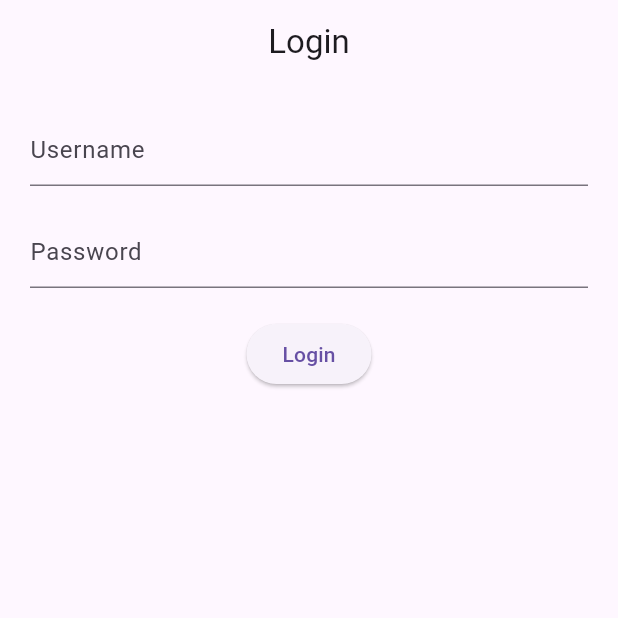
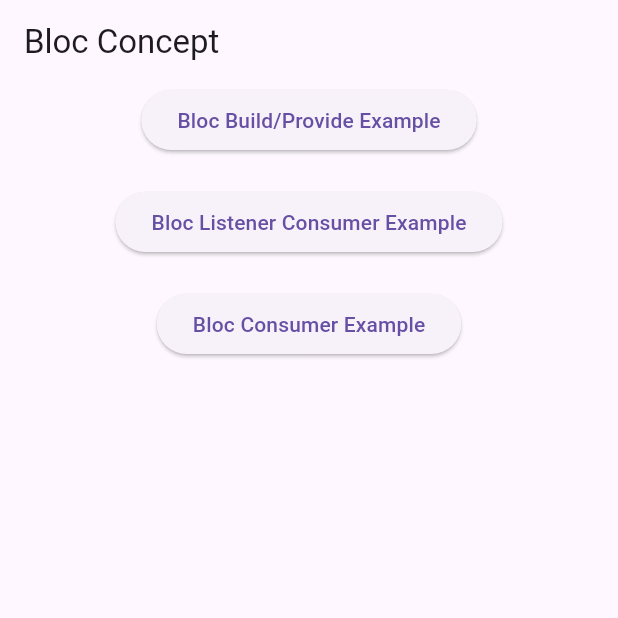
Before and after one commit to anilthummar/bloc_flutter_sample, a Flutter app: the screen it shows after launch, on a phone screen of 412 x 824 dp, the top half of it. Run offline on Flutter 3.47's test engine with Material 3 defaults, Android fonts, the phone set to English and light mode, and no system bars; our stand-ins replace equatable, flutter_bloc.

Commit message:
bloc listener,consumer

```diff
--- a/lib/counter/bloc/counter_event.dart
+++ b/lib/counter/bloc/counter_event.dart
@@ -5,21 +5,18 @@ abstract class CounterEvent extends Equatable {
   List<Object?> get props => [];
 }
 
-class IncrementEvent extends CounterEvent {
-
-  int? incrementEvent;
-
-  IncrementEvent({required this.incrementEvent});
+class CounterIncrementEvent extends CounterEvent {
+  int intEvent;
+  CounterIncrementEvent({required this.intEvent});
 
   @override
-  List<Object?> get props => [incrementEvent];
+  List<Object?> get props => [intEvent];
 }
-class DecrementEvent extends CounterEvent {
 
-  int? decrementEvent;
-
-  DecrementEvent({required this.decrementEvent});
+class CounterDecrementEvent extends CounterEvent {
+  int dntEvent;
+  CounterDecrementEvent({required this.dntEvent});
 
   @override
-  List<Object?> get props => [decrementEvent];
+  List<Object?> get props => [dntEvent];
 }
--- a/lib/counter/bloc/counter_state.dart
+++ b/lib/counter/bloc/counter_state.dart
@@ -1,34 +1,40 @@
 import 'package:equatable/equatable.dart';
 
+import 'package:equatable/equatable.dart';
+
+/// Abstract base class for counter states.
+/// It extends Equatable to enable state comparison.
 abstract class CounterState extends Equatable {
   @override
   List<Object?> get props => [];
 }
 
-class CounterInitState extends CounterState {
+/// State representing the initial state of the counter.
+class CounterInitialState extends CounterState {
+  final int initialCount;
 
-  int? counter;
+  CounterInitialState({required this.initialCount});
 
-  CounterInitState({required this.counter});
   @override
-  List<Object?> get props => [counter];
+  List<Object?> get props => [initialCount];
 }
 
-class CounterIncrementState extends CounterState {
-  int? incrementCounter;
+/// State representing the counter value after increment.
+class CounterIncrementedState extends CounterState {
+  final int incrementedCount;
 
-  CounterIncrementState({required this.incrementCounter});
+  CounterIncrementedState({required this.incrementedCount});
 
   @override
-  List<Object?> get props => [incrementCounter];
+  List<Object?> get props => [incrementedCount];
 }
 
+/// State representing the counter value after decrement.
+class CounterDecrementedState extends CounterState {
+  final int decrementedCount;
 
-class CounterDecrementState extends CounterState {
-  int? decrementCounter;
-
-  CounterDecrementState({required this.decrementCounter});
+  CounterDecrementedState({required this.decrementedCount});
 
   @override
-  List<Object?> get props => [decrementCounter];
+  List<Object?> get props => [decrementedCount];
 }
--- /dev/null
+++ b/lib/home_page.dart
@@ -0,0 +1,47 @@
+
+import 'package:bloc_sample_flutter/counter/counter_page.dart';
+import 'package:bloc_sample_flutter/login/login_page.dart';
+import 'package:flutter/material.dart';
+
+import 'counter/consumer_page.dart';
+
+class HomePage extends StatefulWidget {
+  const HomePage({super.key});
+
+  @override
+  State<HomePage> createState() => _HomePageState();
+}
+
+class _HomePageState extends State<HomePage> {
+  @override
+  Widget build(BuildContext context) {
+    return  Scaffold(
+      appBar:AppBar(title: const Text("Bloc Concept"),) ,
+      body:  Center(
+        child: Column(
+          children: [
+            ElevatedButton(onPressed: () {
+
+              Navigator.push(context, MaterialPageRoute(builder: (context) => const LoginPage()));
+
+            }, child: const Text("Bloc Build/Provide Example")),
+            const SizedBox(height: 20,),
+
+            ElevatedButton(onPressed: () {
+
+              Navigator.push(context, MaterialPageRoute(builder: (context) => const CounterPage()));
+
+            }, child: const Text("Bloc Listener Consumer Example")),
+            const SizedBox(height: 20,),
+
+            ElevatedButton(onPressed: () {
+
+              Navigator.push(context, MaterialPageRoute(builder: (context) => const BlocConsumerPage()));
+
+            }, child: const Text("Bloc Consumer Example"))
+          ],
+        ),
+      ),
+    );
+  }
+}
--- a/lib/main.dart
+++ b/lib/main.dart
@@ -1,6 +1,9 @@
+import 'package:bloc_sample_flutter/counter/counter_page.dart';
 import 'package:bloc_sample_flutter/login/bloc/login_bloc.dart';
 import 'package:flutter/material.dart';
 import 'package:flutter_bloc/flutter_bloc.dart';
+import 'counter/bloc/counter_bloc.dart';
+import 'home_page.dart';
 import 'login/login_page.dart';
 
 void main(){
@@ -16,11 +19,14 @@ class MyApp extends StatelessWidget {
      providers: [
         BlocProvider(
         create: (context) =>LoginBloc(),
-        )
+        ),
+       BlocProvider(
+         create: (context) =>CountBloc(),
+       )
      ],
       child:  const MaterialApp(
         debugShowCheckedModeBanner: false,
-        home:LoginPage(),
+        home: HomePage(),
       ),
     );
   }
```
Also changed, not shown: lib/counter/bloc/counter_bloc.dart (+12 -6 lines), lib/counter/consumer_page.dart (added, +70 -0 lines), lib/counter/counter_page.dart (added, +79 -0 lines), lib/counter/login_page.dart (deleted, +0 -63 lines), 1 other file.
